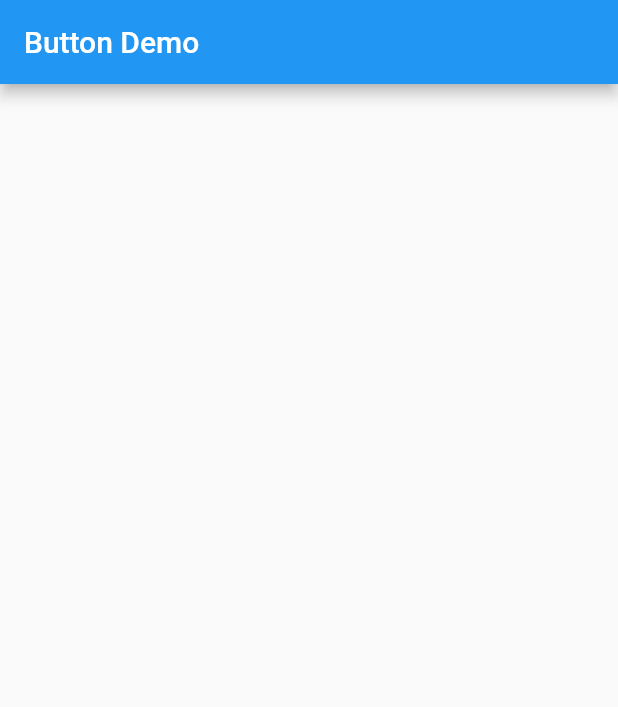
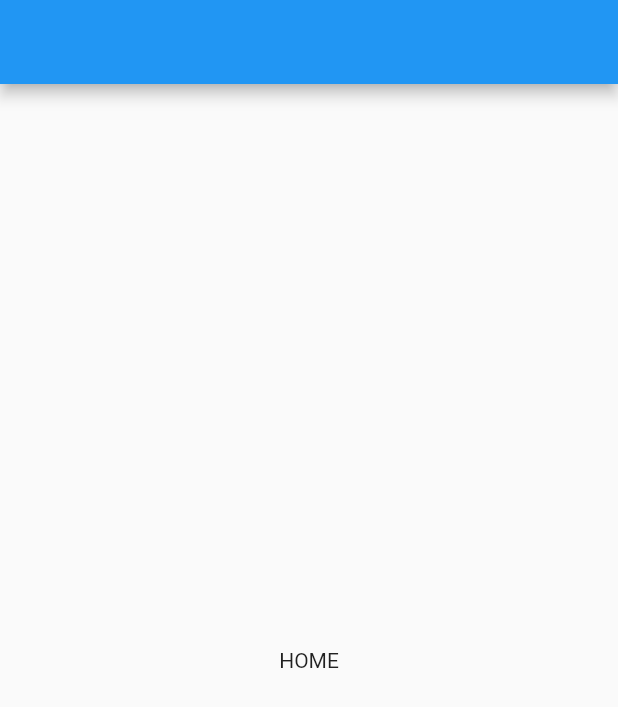
Before and after one commit to George535220173/ProjectUAS_EMONEY, a Flutter app: the screen it shows after launch, on a phone screen of 412 x 824 dp. Shown: the top 707 px of the screen. Run offline on Flutter 3.47's test engine with Material 2 defaults, Android fonts, the phone set to English and light mode, and no system bars.

Commit message:
home page

```diff
--- /dev/null
+++ b/lib/home/home.dart
@@ -0,0 +1,15 @@
+import 'package:flutter/material.dart';
+
+class home extends StatelessWidget {
+  const home({super.key});
+
+  @override
+  Widget build(BuildContext context) {
+    return Scaffold(
+      appBar: AppBar(),
+      body: Center(
+        child: Text('HOME'),
+      ),
+    );
+  }
+}
--- a/lib/main.dart
+++ b/lib/main.dart
@@ -1,27 +1,14 @@
-import 'dart:math';
+import 'package:flutter/material.dart';
+import 'package:project_uas_emoney/home/home.dart';
 
-import 'package:flutter/material.dart';
+void main() => runApp(myApp());
 
-void main() {
-  runApp(const MyApp());
-}
-
-class MyApp extends StatefulWidget {
-  const MyApp({super.key});
-
-  // This widget is the root of your application.
+class myApp extends StatelessWidget {
   @override
-  State<MyApp> createState() => _MainScreenState();
-}
-
-class _MainScreenState extends State<MyApp>{
-
-  @override
-  Widget build(BuildContext context){
+  Widget build(BuildContext context) {
     return MaterialApp(
-      title: 'Button Demo',
-      home: Scaffold(appBar: AppBar(title: Text('Button Demo'),),
-      ),
+      debugShowCheckedModeBanner: false,
+      home: home()
     );
   }
 }
```
